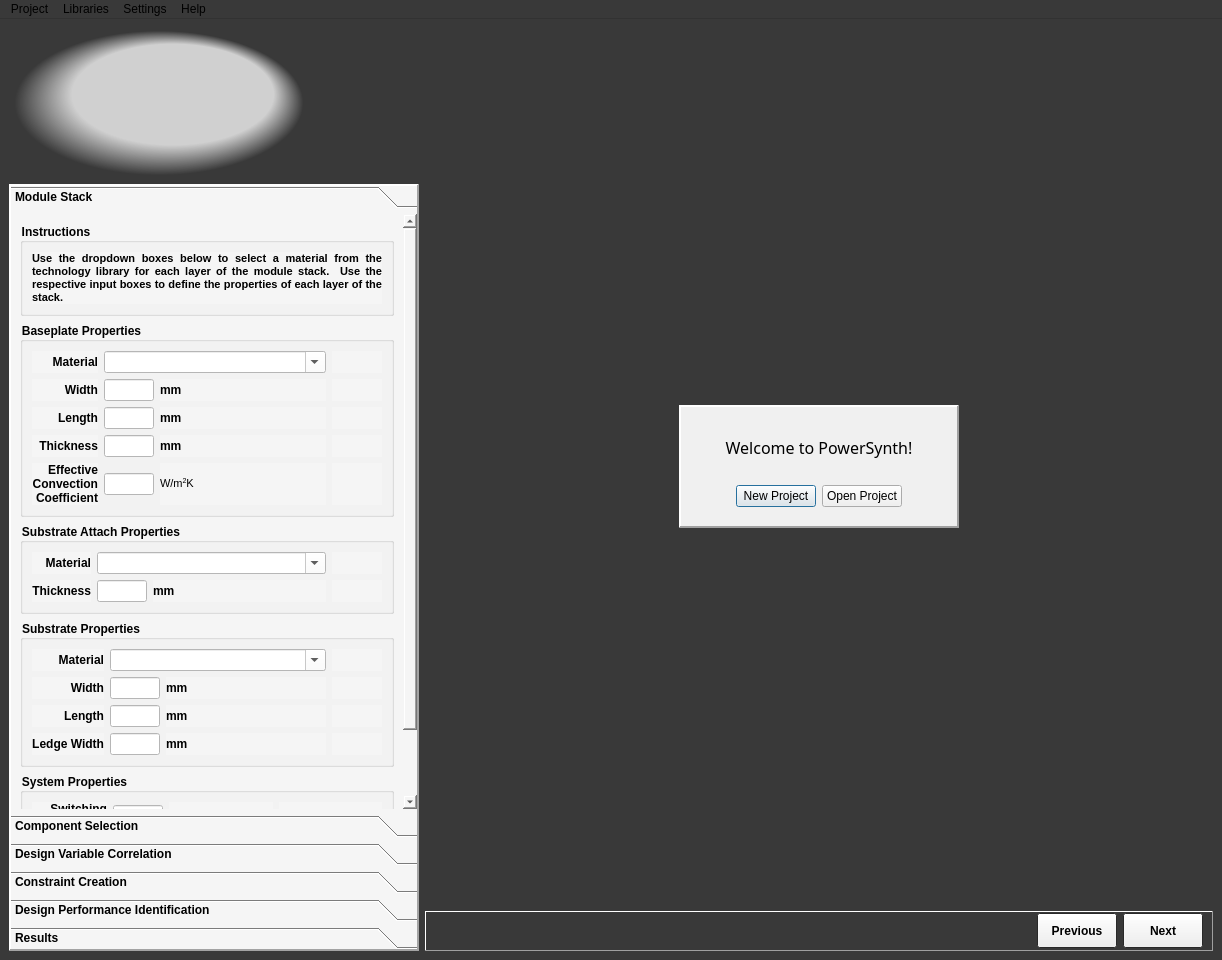
Qt form powercad/project_builder/ui/mainWindow.ui (e3da/PowerSynth1-src) before a commit.
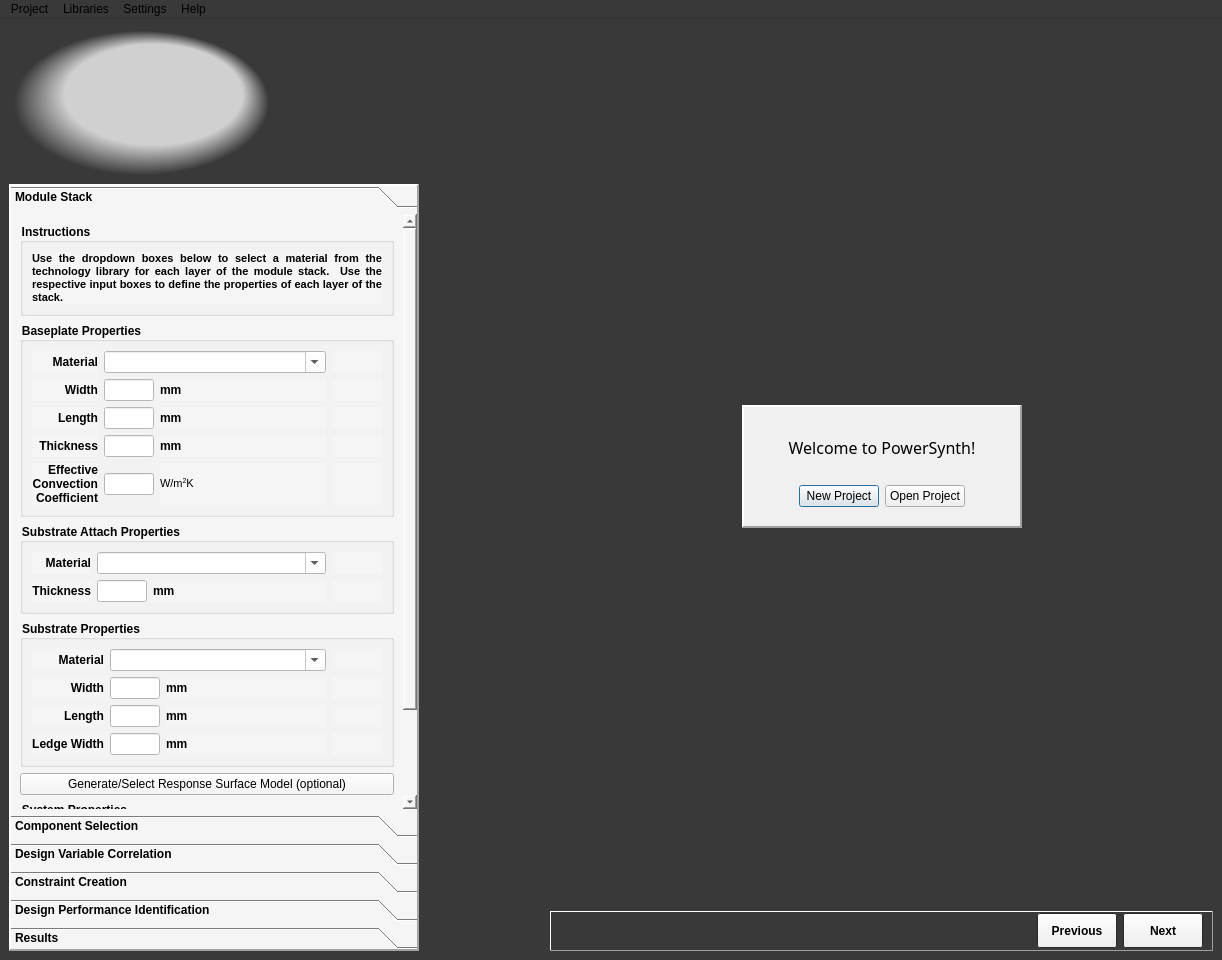
The same form after that commit. Icons and pictures are not drawn.

```diff
--- a/powercad/project_builder/ui/mainWindow.ui
+++ b/powercad/project_builder/ui/mainWindow.ui
@@ -656,7 +656,7 @@
       </property>
      </widget>
     </item>
-    <item row="1" column="0" rowspan="4">
+    <item row="1" column="0" rowspan="4" colspan="2">
      <widget class="QToolBox" name="navigation">
       <property name="enabled">
        <bool>true</bool>
@@ -801,9 +801,9 @@
        <property name="geometry">
         <rect>
          <x>0</x>
-         <y>0</y>
-         <width>376</width>
-         <height>599</height>
+         <y>-28</y>
+         <width>359</width>
+         <height>627</height>
         </rect>
        </property>
        <attribute name="label">
@@ -1599,6 +1599,13 @@
           </layout>
          </widget>
         </item>
+        <item>
+         <widget class="QPushButton" name="btn_openRSwizard">
+          <property name="text">
+           <string>Generate/Select Response Surface Model (optional)</string>
+          </property>
+         </widget>
+        </item>
         <item>
          <widget class="QGroupBox" name="box_system_props">
           <property name="font">
```
Left out of the diff: 278 changed lines with no effect on the pictures.
